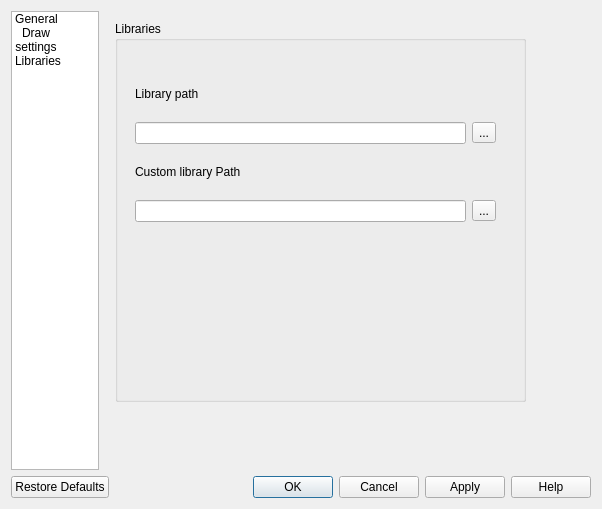
Before: the Qt Designer form molsketch/src/settings.ui in timvdm/Molsketch, drawn with Qt 5.
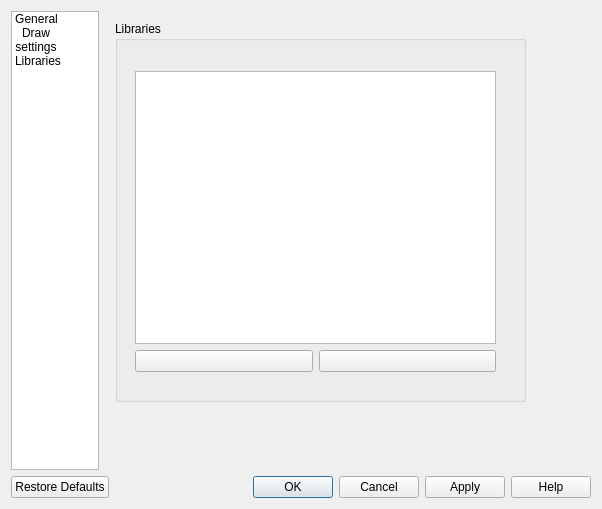
After: the same form once the commit is applied. Icons and pictures are not drawn.

Commit message: Clean up MainWindow and preliminarily complete library implementation

The edit to the form file:
```diff
--- a/molsketch/src/settings.ui
+++ b/molsketch/src/settings.ui
@@ -472,47 +472,33 @@
               <x>20</x>
               <y>50</y>
               <width>361</width>
-              <height>151</height>
+              <height>301</height>
              </rect>
             </property>
             <layout class="QVBoxLayout" name="verticalLayout">
              <item>
               <layout class="QGridLayout" name="libraryPathLayout">
-               <item row="0" column="0">
-                <widget class="QLabel" name="labelLibraryPath">
+               <item row="1" column="0">
+                <widget class="QPushButton" name="addLibrary">
                  <property name="text">
-                  <string>Library path</string>
+                  <string/>
                  </property>
                 </widget>
                </item>
-               <item row="1" column="0">
-                <widget class="QLineEdit" name="lineEditLibraryPath"/>
-               </item>
                <item row="1" column="1">
-                <widget class="QToolButton" name="toolButtonBrowseLibraryPath">
+                <widget class="QPushButton" name="removeLibrary">
                  <property name="text">
-                  <string>...</string>
+                  <string/>
                  </property>
-                </widget>
-               </item>
-              </layout>
-             </item>
-             <item>
-              <layout class="QGridLayout" name="customLibraryPathLayout">
-               <item row="0" column="0">
-                <widget class="QLabel" name="labelCustomLibraryPath">
-                 <property name="text">
-                  <string>Custom library Path</string>
+                 <property name="icon">
+                  <iconset theme="list-remove"/>
                  </property>
                 </widget>
                </item>
-               <item row="1" column="0">
-                <widget class="QLineEdit" name="lineEditCustomLibraryPath"/>
-               </item>
-               <item row="1" column="1">
-                <widget class="QToolButton" name="toolButtonBrowseCustomLibraryPath">
-                 <property name="text">
-                  <string>...</string>
+               <item row="0" column="0" colspan="2">
+                <widget class="QListWidget" name="libraries">
+                 <property name="selectionMode">
+                  <enum>QAbstractItemView::ExtendedSelection</enum>
                  </property>
                 </widget>
                </item>
```
Left out of the diff: 55 changed lines with no effect on the pictures. The commit also changes 10 other files.
